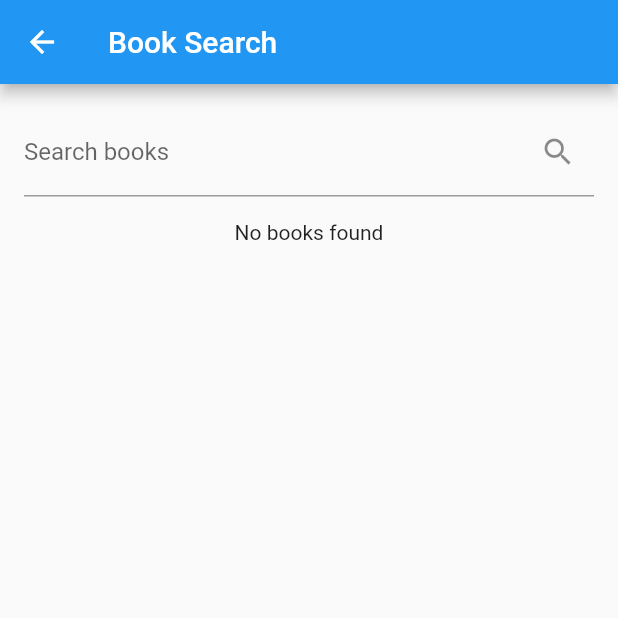
After one commit to syihabudin081/library_app, a Flutter app: the BookSearchPage screen opened directly, on a phone screen of 412 x 824 dp, the top half of it. The commit adds this screen. Run offline on Flutter 3.47's test engine with Material 2 defaults, Android fonts, the phone set to English and light mode, and no system bars; our stand-ins replace sqflite; missing offline and left inert: flutter_bcrypt; accounts and stored records are empty.

Commit message:
add search feature

```diff
--- /dev/null
+++ b/lib/models/book.dart
@@ -0,0 +1,13 @@
+class Book {
+  final String title;
+  final String author;
+  final String description;
+  final String thumbnailUrl;
+
+  Book({
+    required this.title,
+    required this.author,
+    required this.description,
+    required this.thumbnailUrl,
+  });
+}
--- /dev/null
+++ b/lib/pages/book_searchpage.dart
@@ -0,0 +1,104 @@
+import 'package:flutter/material.dart';
+import 'package:stock_app/pages/homePage.dart';
+import 'package:stock_app/service/api_service.dart';
+
+import '../models/book.dart';
+
+class BookSearchPage extends StatefulWidget {
+  @override
+  _BookSearchPageState createState() => _BookSearchPageState();
+}
+
+class _BookSearchPageState extends State<BookSearchPage> {
+  final TextEditingController _searchController = TextEditingController();
+  final ApiService _apiService = ApiService();
+  List<Book> _books = [];
+  bool _isLoading = false;
+
+  void _searchBooks(String query) async {
+    setState(() {
+      _isLoading = true;
+    });
+
+    try {
+      final books = await _apiService.searchBooks(query);
+      setState(() {
+        _books = books;
+      });
+    } catch (e) {
+      // Handle error here
+      print('Error: $e');
+    } finally {
+      setState(() {
+        _isLoading = false;
+      });
+    }
+  }
+
+  @override
+  void dispose() {
+    _searchController.dispose();
+    super.dispose();
+  }
+
+    @override
+  Widget build(BuildContext context) {
+    return Scaffold(
+      appBar: AppBar(
+        title: Text('Book Search'),
+      ),
+      body: Column(
+        children: [
+          Padding(
+            padding: const EdgeInsets.all(16.0),
+            child: TextField(
+              controller: _searchController,
+              decoration: InputDecoration(
+                labelText: 'Search books',
+                suffixIcon: IconButton(
+                  icon: Icon(Icons.search),
+                  onPressed: () {
+                    _searchBooks(_searchController.text);
+                  },
+                ),
+              ),
+            ),
+          ),
+          if (_isLoading)
+            CircularProgressIndicator()
+          else if (_books.isEmpty)
+            Text('No books found')
+          else
+            Expanded(
+              child: ListView.builder(
+                itemCount: _books.length,
+                itemBuilder: (context, index) {
+                  final book = _books[index];
+
+                  return Card(
+                    margin: EdgeInsets.all(8.0),
+                    child: ListTile(
+                      leading: SizedBox(
+                        width: 80.0, // Provide a specific width here
+                        child: book.thumbnailUrl.isNotEmpty
+                            ? Image.network(book.thumbnailUrl)
+                            : Container(),
+                      ),
+                      title: Text(book.title),
+                      subtitle: Text(book.author),
+                      onTap: () {
+                        // Handle book tap
+                      },
+                    ),
+                  );
+                },
+              ),
+            ),
+        ],
+      ),
+    );
+  }
+
+
+
+}
--- a/lib/pages/loginPage.dart
+++ b/lib/pages/loginPage.dart
@@ -1,6 +1,7 @@
 // ignore_for_file: file_names
 
 import 'package:flutter/material.dart';
+import 'package:stock_app/pages/book_searchpage.dart';
 import 'package:stock_app/pages/homePage.dart';
 import 'package:stock_app/pages/registerPage.dart';
 import 'package:flutter_bcrypt/flutter_bcrypt.dart';
@@ -21,7 +22,7 @@ class LoginPage extends State<LoginPageState> {
 
   void _goToHomePage(BuildContext context) {
     Navigator.of(context)
-        .push(MaterialPageRoute(builder: (context) => const homePage()));
+        .push(MaterialPageRoute(builder: (context) =>  BookSearchPage()));
   }
 
   Future<void> _login() async {
--- /dev/null
+++ b/lib/service/api_service.dart
@@ -0,0 +1,37 @@
+import 'dart:convert';
+import 'package:http/http.dart' as http;
+import 'package:stock_app/models/book.dart';
+
+class ApiService {
+  static const String _baseUrl = 'https://www.googleapis.com/books/v1/volumes';
+
+  Future<List<Book>> searchBooks(String query) async {
+    final api_key = "AIzaSyD_6iFIRzBVpFzRFR2mvU8jjUUWXiJaAFw";
+    final url = Uri.parse('$_baseUrl?q=$query&key=$api_key');
+
+    final response = await http.get(url);
+    if (response.statusCode == 200) {
+      final json = jsonDecode(response.body);
+
+      final List<Book> books = [];
+      final List<dynamic> items = json['items'];
+
+      for (final item in items) {
+        final volumeInfo = item['volumeInfo'];
+
+        final book = Book(
+          title: volumeInfo['title'] ?? '',
+          author: volumeInfo['authors']?.join(', ') ?? '',
+          description: volumeInfo['description'] ?? '',
+          thumbnailUrl: volumeInfo['imageLinks']?['thumbnail'] ?? '',
+        );
+
+        books.add(book);
+      }
+
+      return books;
+    } else {
+      throw Exception('Failed to load books');
+    }
+  }
+}
--- a/pubspec.yaml
+++ b/pubspec.yaml
@@ -37,6 +37,7 @@ dependencies:
   cupertino_icons: ^1.0.2
   sqflite: ^2.2.8+4
   flutter_bcrypt: ^1.0.8
+  http: ^0.13.6
 
 dev_dependencies:
   flutter_test:
```
Also changed, not shown: pubspec.lock.
